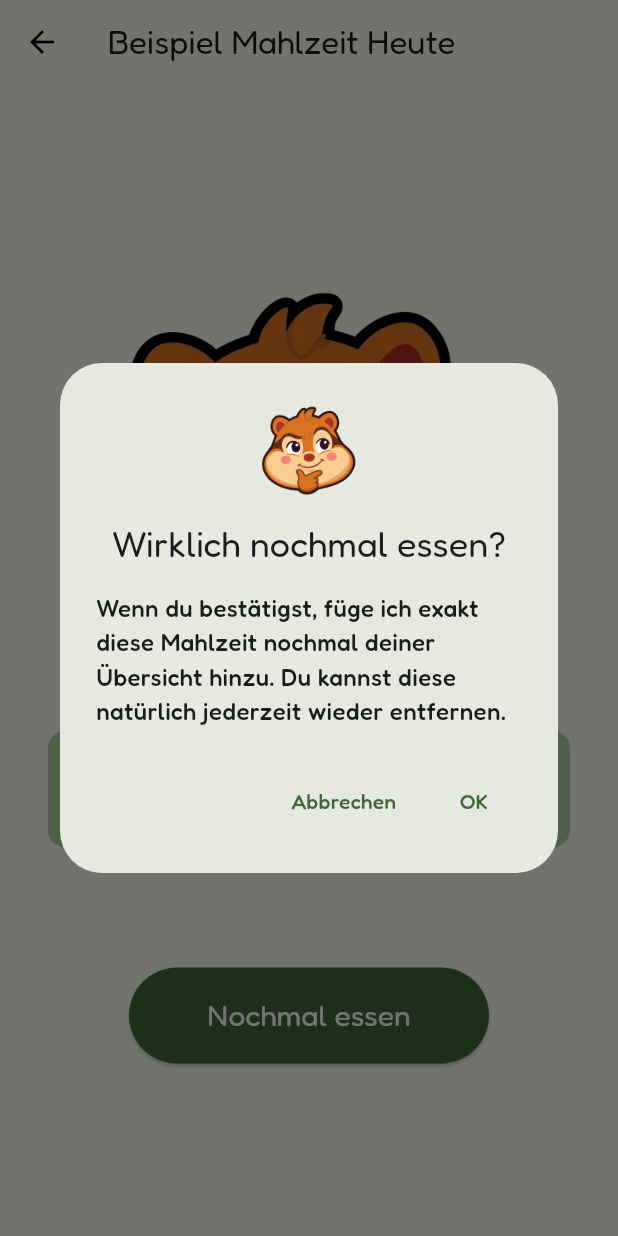
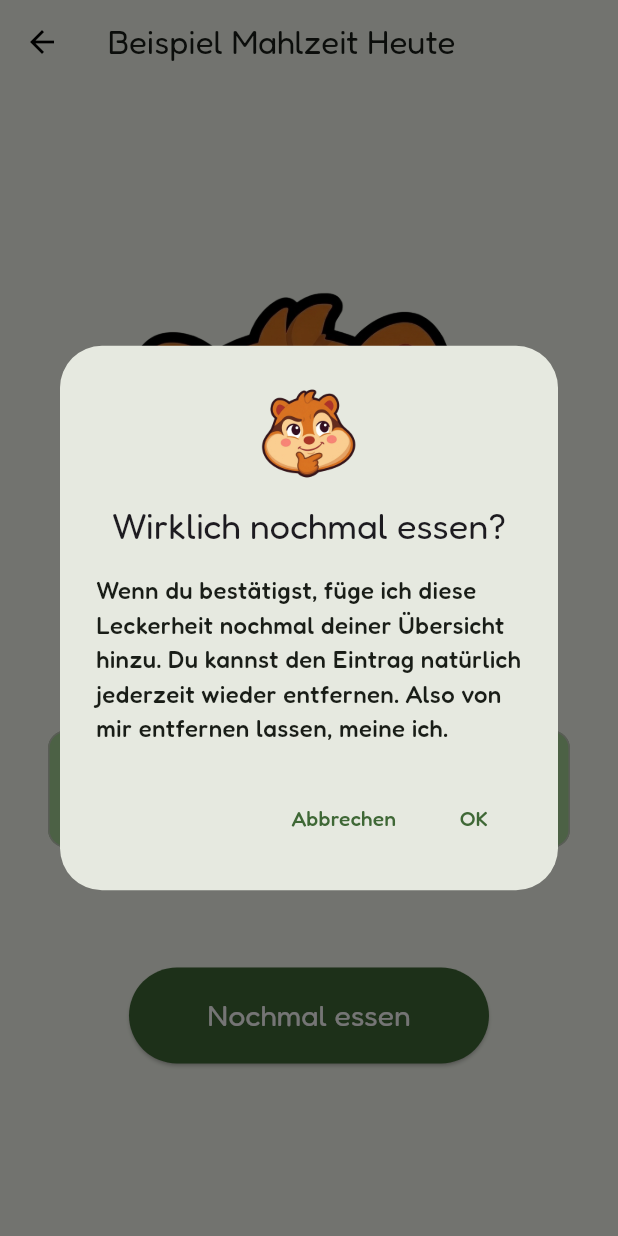
Before and after one commit to christried/snackbert, a Flutter app: the MealDetailsScreen screen opened directly with sample values from the repository, after a tap on "Nochmal essen", on a phone screen of 412 x 824 dp. Run offline on Flutter 3.47's test engine with Material 3 defaults, Android fonts, the phone set to English and light mode, and no system bars; our stand-ins replace cloud_firestore, firebase_auth, firebase_core, firebase_storage, flutter_riverpod, google_fonts and 2 more; missing offline and left inert: audio_waveforms, record; accounts and stored records are empty.

Commit message:
-bugfix for isSubmitting state -added SnackbertMessages Module to now pull randomly from a few different messages each time snackbars pop up.

```diff
--- /dev/null
+++ b/lib/data/snackbert_messages.dart
@@ -0,0 +1,101 @@
+import 'dart:math';
+
+class SnackbertMessages {
+  static final List<String> _greetings = [
+    "Omg Hi, da bist du ja endlich! 🐿️",
+    "Na, auch mal wieder da? Ich hab dir nichts weggegessen... versprochen! 🥜",
+    "Du strahlst ja mehr als eine frisch polierte Haselnuss heute!",
+    "Da ist mein Lieblingsmensch! Hast du Nüsse dabei? Nur Spaß... vielleicht.",
+    "Snackbert meldet sich zum Dienst! Bereit, ein paar Sachen einzutragen?",
+    "Wuschelige Grüße! Ich hab den Taschenrechner schon mal warmgelaufen.",
+    "Pfoten hoch! Jetzt wird geloggt. Schön, dass du da bist!",
+    "Mein Herz klopft schneller als meine Backen vollgestopft mit Vorräten!",
+    "Hey! Gib mir ein High-Five, ich freu mich riesig, dich zu sehen!",
+    "Zusammen schaffen wir das – ein Eintrag nach dem anderen. Los geht's!",
+    "Endlich! Ich hab schon fast angefangen, meine Vorräte ohne dich zu zählen.",
+  ];
+
+  static final List<String> _errorFallbacks = [
+    "Upsi... Ich hab wohl ein Kabel angeknabbert. Probierst du es nochmal? ⚡",
+    "Irgendwie hat sich eine Haselnuss im Getriebe verfangen. Noch mal versuchen?",
+    "Oh Schreck! Da ist mir glatt die Eichel aus den Pfoten gefallen. Fehler!",
+    "Menno! Der Knopf mag meine flauschigen Pfoten gerade nicht.",
+    "Meine Backen sind voll, aber die Server-Verbindung ist leer. Ein Fehler!",
+    "Ui, da bin ich wohl vom Ast gefallen. Irgendwas hat nicht geklappt! 🌳",
+    "Halt die Backen steif! Es gab einen Fehler, aber wir schaffen das zusammen.",
+    "Knusper, knusper... Knaster? Irgendwas knarzt hier im System herum.",
+    "Oh nein, meine Nussleitung steht wohl gerade komplett auf dem Schlauch!",
+    "Ein Fehler! Schnell, tu so als wärst du ein Strauch... oder probier es einfach noch mal! 🍃",
+    "Meine Spürnase sagt: Das hat nicht geklappt. Gibst du mir noch eine Chance?",
+  ];
+
+  static final List<String> _duplicateMealMessages = [
+    "Erledigt! Weil du es bist, habe ich die Daten besonders ordentlich sortiert. ✍️",
+    "Eingetragen! Wenn ich könnte, würde ich dir jetzt eine kleine Service-Nuss reichen. 🥜",
+    "Kopiert! Ich hab das direkt sauber in deine Übersicht geschoben. 🐿️",
+    "Zack, erledigt! Weil lecker eben lecker bleibt! ✨",
+    "Dein Wunsch ist mein Hörnchen-Befehl. Steht im System!",
+    "Schwupps! Einmal Strg+C und Strg+V für deinen Plan. Perfekt erledigt!",
+    "Erfolgreich gespeichert! Sicherer als mein geheimster Wintervorrat.",
+    "Klick, klack, kopiert! Mein innerer Taschenrechner liebt diese Mahlzeit.",
+    "Gute Wahl! Ich habe meine flauschigen Pfoten direkt flitzen lassen.",
+    "Zack! Das steht jetzt bombenfest in deiner Übersicht. Lass es dir schmecken! 🍽️",
+  ];
+
+  static final List<String> _missingInputMessages = [
+    "Knusper, knusper... häh? Mein Körbchen ist ja noch ganz leer. Magst du mir schnell schreiben, ein Foto dalassen oder eine Memo aufnehmen?",
+    "Upsi, jetzt bin ich glatt über meinen eigenen Schwanz gestolpert! Aber sag mal... da fehlt noch Text, Bild oder Ton, oder?",
+    "Wartemaaal! Mein Eichhörnchen-Gehirn schaltet gerade auf Leerlauf. Ich brauche ein Foto, Text oder deine Stimme!",
+    "Oh... huch? Ich sehe gar nichts! Fütterst du mich mit ein paar Infos als Text, Bild oder Audio?",
+    "Menno, ich wollte gerade schon wild losrechnen, aber mein Notizblock ist noch komplett leer! Schickst du mir kurz was?",
+    "Äh... hast du vergessen, was einzutippen, zu knipsen oder reinzuquatschen? Ich sehe hier nämlich leider nüscht!",
+    "Halt, stopp! Da hab ich vor Schreck fast eine Nuss fallen lassen! Ohne Text, Bild oder Ton weiß ich gar nicht, was ich tun soll. 🥜",
+    "Uff, ich habe vor lauter Vorfreude mein schlaues Buch verlegt... und du hast mir ja auch noch gar nichts reingeschrieben oder fotografiert!",
+    "Hallo? Jemand zu Hause? Ich klopfe mal vorsichtig an: Ich brauche ein Bild, Text oder ein bisschen Ton von dir!",
+    "Hach, ich würde ja gerne loggen, aber du musst mir erst Text, Bild oder Audio geben! Los, trau dich! ✨",
+  ];
+
+  static final List<String> _deleteMealMessages = [
+    "Und schwupps, weggewischt! Ich hab den Eintrag flink aus meinem Notizblock gestrichen. 📝",
+    "Gelöscht! Ich hab das mal ganz tief im digitalen Wald vergraben. Findet niemand mehr!",
+    "Weg ist es! Fast so spurlos verschwunden wie eine Nuss, die ich letzten Winter versteckt habe.",
+    "Aussortiert! Platz gemacht in der Übersicht. Ich bin eben ein ordentliches Hörnchen. ✨",
+    "Upsi, weggezaubert! Ich hab kurz den digitalen Radiergummi geschwungen – weg!",
+    "Und tschüss! Ich habe das mal eben feinsäuberlich aus deiner Liste entfernt.",
+    "Erledigt! Vom virtuellen Teller gefegt. Platz für Neues!",
+    "Weggeputzt! Meine kleinen Pfoten haben im Nu wieder Ordnung in deiner Übersicht geschaffen.",
+    "Gelöscht! Ich weiß von absolut gar nichts mehr. Mein Gedächtnis ist wieder blitzblank. 🐿️",
+    "Zack, gelöscht! Sicherer und schneller weggeschafft als meine geheimen Wintervorräte.",
+  ];
+
+  static final List<String> _logoutMessages = [
+    "Tschüss! Ich bleibe hier auf meinem Ast sitzen und warte ganz ungeduldig auf dich. 🐿️",
+    "Mach's gut! Ich halte den Taschenrechner warm, bis du wieder da bist.",
+    "Schon weg? Lass mir ein paar Krümel da! Bis zum nächsten Mal!",
+    "Huch, du gehst schon? Ich winke dir mit beiden Pfoten hinterher. Komm schnell wieder!",
+    "Schade, aber ruh dich schön aus! Ich freue mich jetzt schon riesig auf unseren nächsten Snack-Check.",
+    "Bis bald! Ich passe so lange ganz besonders gut auf deine Übersicht auf, versprochen! 🥜",
+    "Warte, nimm mich mit! ...Ach Quatsch, ich passe hier auf die App auf. Bis gleich!",
+    "Mach's gut, mein Lieblingsmensch! Lass dir dein nächstes Essen schmecken! 🍽️",
+    "Tschüssi! Ich drehe eine kleine Runde im Laufrad, bis du wieder reinschaust.",
+    "Bis zum nächsten Mal! Vergiss nicht, genug zu trinken. Wir sehen uns später!",
+  ];
+
+  static String get randomGreeting =>
+      _greetings[Random().nextInt(_greetings.length)];
+
+  static String get randomErrorFallback =>
+      _errorFallbacks[Random().nextInt(_errorFallbacks.length)];
+
+  static String get randomDuplicateMealMessage =>
+      _duplicateMealMessages[Random().nextInt(_duplicateMealMessages.length)];
+
+  static String get randomMissingInputMessage =>
+      _missingInputMessages[Random().nextInt(_missingInputMessages.length)];
+
+  static String get randomDeleteMealMessage =>
+      _deleteMealMessages[Random().nextInt(_deleteMealMessages.length)];
+
+  static String get randomLogoutMessage =>
+      _logoutMessages[Random().nextInt(_logoutMessages.length)];
+}
--- a/lib/screens/auth.dart
+++ b/lib/screens/auth.dart
@@ -1,6 +1,7 @@
 import 'package:flutter/material.dart';
 import 'package:firebase_auth/firebase_auth.dart';
 import 'package:google_sign_in/google_sign_in.dart';
+import 'package:snackbert/data/snackbert_messages.dart';
 
 import 'package:snackbert/utils/snackbar.dart';
 import 'package:snackbert/widgets/info_bracket.dart';
@@ -33,14 +34,13 @@ class _AuthScreenState extends State<AuthScreen> {
 
       if (!mounted) return;
 
-      // TODO: add different texts per interaction that will be pulled randomly
-      showAppSnackBar(context, "Omg Hi, da bist du ja!");
+      showAppSnackBar(context, SnackbertMessages.randomGreeting);
     } on FirebaseAuthException catch (e) {
       if (!mounted) return;
 
       showAppSnackBar(
         context,
-        e.message ?? "Anmeldung fehlgeschlagen.",
+        e.message ?? SnackbertMessages.randomErrorFallback,
         isError: true,
       );
       setState(() {
@@ -51,7 +51,7 @@ class _AuthScreenState extends State<AuthScreen> {
 
       showAppSnackBar(
         context,
-        "Ein unerwarteter Fehler ist aufgetreten.",
+        SnackbertMessages.randomErrorFallback,
         isError: true,
       );
       setState(() {
--- a/lib/screens/meal_details.dart
+++ b/lib/screens/meal_details.dart
@@ -1,5 +1,6 @@
 import 'package:flutter/material.dart';
 import 'package:flutter_riverpod/flutter_riverpod.dart';
+import 'package:snackbert/data/snackbert_messages.dart';
 import 'package:snackbert/models/meal.dart';
 import 'package:snackbert/providers/meals_provider.dart';
 import 'package:snackbert/utils/snackbar.dart';
@@ -16,7 +17,7 @@ class MealDetailsScreen extends ConsumerWidget {
       builder: (context) => AlertDialog(
         title: Text("Wirklich nochmal essen?"),
         content: Text(
-          "Wenn du bestätigst, füge ich exakt diese Mahlzeit nochmal deiner Übersicht hinzu. Du kannst diese natürlich jederzeit wieder entfernen.",
+          "Wenn du bestätigst, füge ich diese Leckerheit nochmal deiner Übersicht hinzu. Du kannst den Eintrag natürlich jederzeit wieder entfernen. Also von mir entfernen lassen, meine ich.",
         ),
         elevation: 80,
         icon: Image.asset(
@@ -42,7 +43,7 @@ class MealDetailsScreen extends ConsumerWidget {
 
     // add entry and navigate to overview
     ref.read(mealsProvider.notifier).duplicateEntry(meal);
-    showAppSnackBar(context, "Mahlzeit duplizierert... oder so!");
+    showAppSnackBar(context, SnackbertMessages.randomDuplicateMealMessage);
     Navigator.of(context).pop();
   }
 
--- a/lib/screens/new_entry.dart
+++ b/lib/screens/new_entry.dart
@@ -9,6 +9,7 @@ import 'package:flutter/material.dart';
 import 'package:flutter/services.dart';
 
 import 'package:flutter_riverpod/flutter_riverpod.dart';
+import 'package:snackbert/data/snackbert_messages.dart';
 import 'package:snackbert/models/meal.dart';
 import 'package:snackbert/models/meal_analysis.dart';
 
@@ -48,9 +49,10 @@ class _NewEntryScreenState extends ConsumerState<NewEntryScreen> {
     if (!hasText && _selectedImage == null && _recordedAudio == null) {
       showAppSnackBar(
         context,
-        'Bitte Text, Bild oder Audio angeben.',
+        SnackbertMessages.randomMissingInputMessage,
         isError: true,
       );
+      ref.read(mealSubmittingProvider.notifier).toggleSubmission();
       return;
     }
 
@@ -140,13 +142,13 @@ class _NewEntryScreenState extends ConsumerState<NewEntryScreen> {
     } on ArgumentError catch (e) {
       showAppSnackBar(
         context,
-        e.message ?? 'Ungültige Eingabe.',
+        e.message ?? SnackbertMessages.randomErrorFallback,
         isError: true,
       );
-    } on Exception catch (e) {
+    } on Exception catch (_) {
       showAppSnackBar(
         context,
-        'Fehler beim Senden der Mahlzeit: $e',
+        SnackbertMessages.randomErrorFallback,
         isError: true,
       );
     } finally {
--- a/lib/screens/overview.dart
+++ b/lib/screens/overview.dart
@@ -1,5 +1,6 @@
 import 'package:flutter/material.dart';
 import 'package:flutter_riverpod/flutter_riverpod.dart';
+import 'package:snackbert/data/snackbert_messages.dart';
 import 'package:snackbert/models/meal.dart';
 import 'package:snackbert/providers/meals_provider.dart';
 import 'package:snackbert/screens/meal_details.dart';
@@ -24,7 +25,7 @@ class OverviewScreen extends ConsumerWidget {
         builder: (context) => AlertDialog(
           title: Text("Wirklich löschen?"),
           content: Text(
-            "Snackbert kann sich danach nicht mehr an diese Mahlzeit erinnern.",
+            "Ich werd' mich danach nicht mehr an diese Mahlzeit erinnern können.",
           ),
           elevation: 80,
           icon: Image.asset(
@@ -49,7 +50,7 @@ class OverviewScreen extends ConsumerWidget {
       if (!context.mounted || isOk != true) return;
 
       ref.read(mealsProvider.notifier).removeEntry(id);
-      showAppSnackBar(context, "Mahlzeit entfernt!");
+      showAppSnackBar(context, SnackbertMessages.randomDeleteMealMessage);
     }
 
     void onTapMeal(Meal meal, BuildContext context) {
--- a/lib/screens/tabs.dart
+++ b/lib/screens/tabs.dart
@@ -1,6 +1,7 @@
 import 'package:firebase_auth/firebase_auth.dart';
 import 'package:flutter/material.dart';
 import 'package:flutter_riverpod/flutter_riverpod.dart';
+import 'package:snackbert/data/snackbert_messages.dart';
 import 'package:snackbert/providers/meal_submitting_provider.dart';
 
 import 'package:snackbert/screens/new_entry.dart';
@@ -28,7 +29,7 @@ class _TabsScreenState extends ConsumerState<TabsScreen> {
 
   void _onTapLogOut() {
     FirebaseAuth.instance.signOut();
-    showAppSnackBar(context, "Tschüss :(");
+    showAppSnackBar(context, SnackbertMessages.randomLogoutMessage);
   }
 
   @override
```
